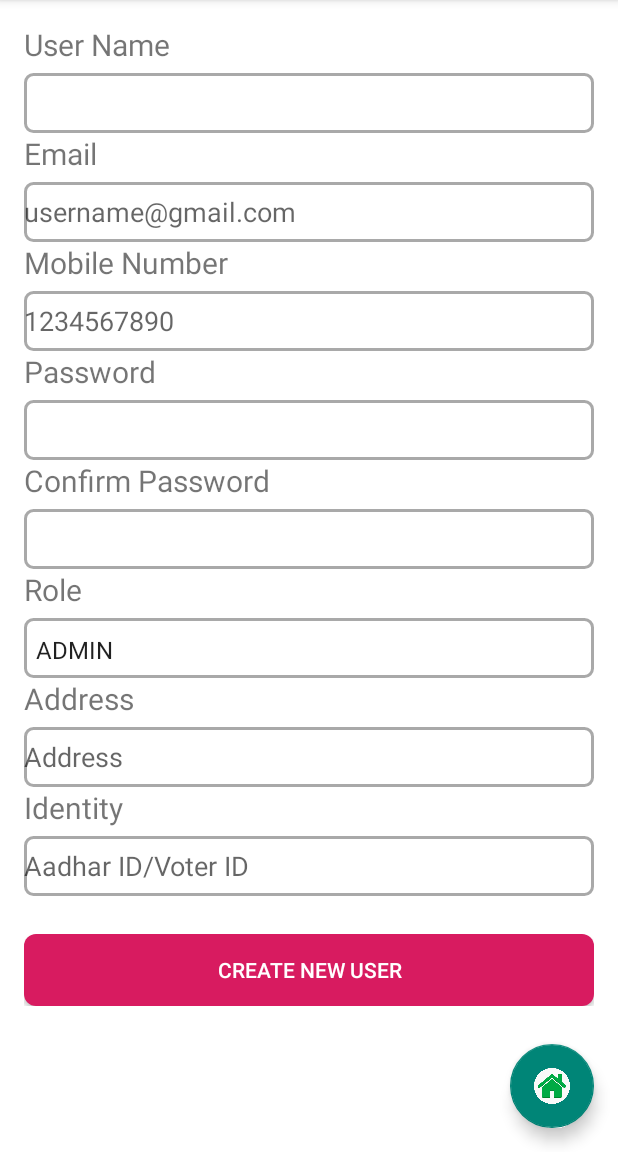
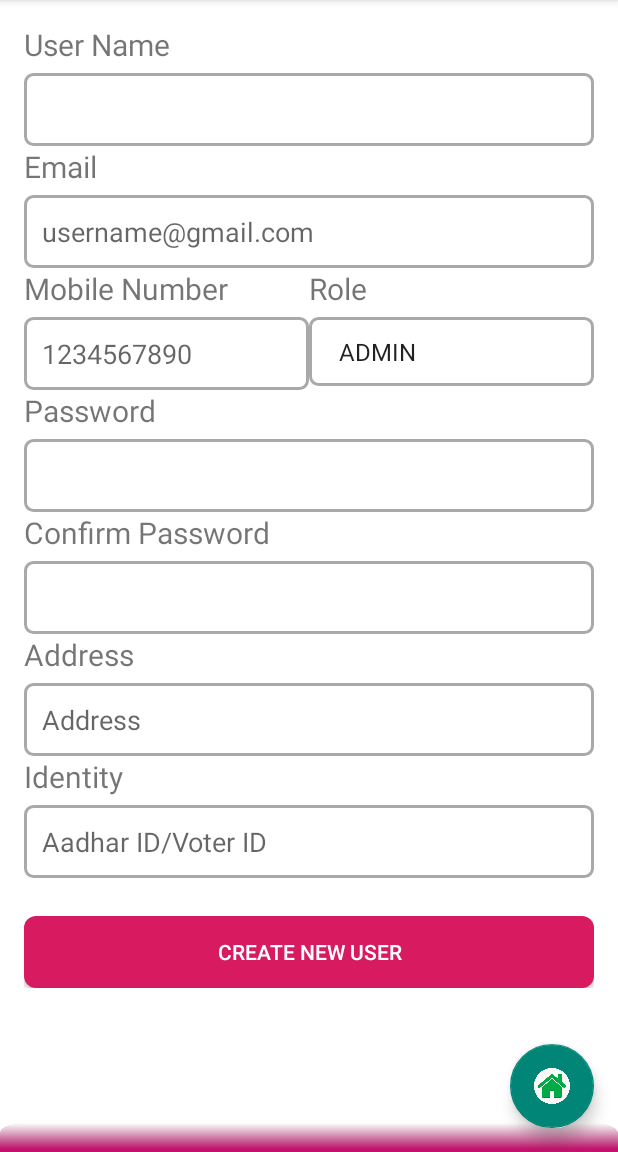
Before and after one commit to pramodmauryapk/testp4u, an Android app: the fragment AddUserFragment placed in its activity, on a phone screen of 412 x 824 dp, the part 84-1236 px from its top. Run offline under Robolectric (Android 15) with nearby library versions, the phone set to English and light mode, and no system bars; our stand-ins replace Firebase (no records; nobody signed in at launch, a user with empty details on screens opened directly); 4 statements that could not run were skipped.

Commit message:
today modifications with running slider

```diff
--- a/app/src/main/AndroidManifest.xml
+++ b/app/src/main/AndroidManifest.xml
@@ -44,6 +44,7 @@
         <activity android:name=".user_cornor.ResetPasswordActivity" />
         <activity android:name=".WelcomeActivity" />
         <activity android:name=".ExitActivity" />
+        <activity android:name=".user_cornor.SetprofileimageFragment" />
     </application>
 
 </manifest>
--- a/app/src/main/java/my/app/p4ulibrary/book_cornor/AddBookFragment.java
+++ b/app/src/main/java/my/app/p4ulibrary/book_cornor/AddBookFragment.java
@@ -51,9 +51,9 @@ public class AddBookFragment extends HomeFragment {
     private View dialogView;
 
     private DatabaseReference databaseBooks;
-    @Nullable
+
     @Override
-    public View onCreateView(@NonNull LayoutInflater inflater, ViewGroup container, Bundle savedInstanceState) {
+    public View onCreateView(LayoutInflater inflater, ViewGroup container, Bundle savedInstanceState) {
 
         v = inflater.inflate(R.layout.fragment_add_book, container, false);
         databaseBooks = FirebaseDatabase.getInstance().getReference("books");
--- a/app/src/main/java/my/app/p4ulibrary/home_for_all/BookList.java
+++ b/app/src/main/java/my/app/p4ulibrary/home_for_all/BookList.java
@@ -33,7 +33,7 @@ public class BookList extends ArrayAdapter<Book> {
     }
 
 
-    @SuppressLint("SetTextI18n")
+
     @Override
     @NonNull
     public View getView(int position, View convertView,@NonNull ViewGroup parent) {
--- a/app/src/main/java/my/app/p4ulibrary/main_menu/HomeFragment.java
+++ b/app/src/main/java/my/app/p4ulibrary/main_menu/HomeFragment.java
@@ -58,7 +58,7 @@ public class HomeFragment extends Fragment {
 	private int[] pagerIndex = {-1};
 	private ViewPagerAdapter viewPagerAdapter;
 	@Override
-	public View onCreateView(@NonNull LayoutInflater inflater, ViewGroup container,
+	public View onCreateView(LayoutInflater inflater, ViewGroup container,
 							 Bundle savedInstanceState) {
 		v = inflater.inflate(R.layout.home_fragment, container, false);
 		Context context = container.getContext();
@@ -66,7 +66,7 @@ public class HomeFragment extends Fragment {
 		//FirebaseDatabase database = FirebaseDatabase.getInstance();
 		//myRef = database.getReference();
 
-		viewPager = v.findViewById(R.id.viewpager);
+		viewPager = v.findViewById(R.id.viewpagerr);
 		tv =  v.findViewById(R.id.newsmarquee);
 		tv.setSelected(true);  // Set focus to the textview
         tv.setText ("hhhhhhhhhhhhhhhhhhhhhhhhhhhhhhhhhhhhhhhhhhhhhhhhhhh");
--- a/app/src/main/res/layout/activity_login.xml
+++ b/app/src/main/res/layout/activity_login.xml
@@ -19,7 +19,7 @@
                 android:contentDescription="@string/parvarish_knowledge_center"
                 android:layout_width="200dp"
                 android:layout_height="200dp"
-                android:id="@+id/iv_logo"
+                android:id="@+id/app_logo"
                 android:layout_centerHorizontal="true"
                 android:src="@drawable/logo"
                 android:layout_marginTop="20dp" />
@@ -32,7 +32,7 @@
                 android:layout_marginTop="10dp"
                 android:text="@string/login"
                 android:textStyle="bold"
-                android:layout_below="@+id/iv_logo"
+                android:layout_below="@+id/app_logo"
                 android:textColor="@color/colorRed"
                 android:textSize="20sp"/>
 
@@ -43,6 +43,7 @@
                 android:inputType="textEmailAddress"
                 android:ems="10"
                 android:id="@+id/et_email"
+                android:padding="12dp"
                 android:layout_centerHorizontal="true"
                 android:layout_marginTop="10dp"
                 android:hint="@string/email"
@@ -56,6 +57,7 @@
                 android:layout_height="50dp"
                 android:inputType="textPassword"
                 android:ems="10"
+                android:padding="12dp"
                 android:id="@+id/et_password"
                 android:layout_centerHorizontal="true"
                 android:layout_marginTop="10dp"
--- a/app/src/main/res/layout/activity_reset_password.xml
+++ b/app/src/main/res/layout/activity_reset_password.xml
@@ -30,6 +30,7 @@
             android:layout_height="wrap_content"
             android:textAppearance="?android:attr/textAppearanceLarge"
             android:text="@string/forget_password"
+
             android:id="@+id/tv_forgotpassword"
             android:layout_below="@+id/imageView"
             android:layout_centerHorizontal="true"
@@ -50,10 +51,12 @@
             android:textAlignment="center"/>
 
         <EditText
+            android:autofillHints="@string/username_gmail_com"
             android:layout_width="match_parent"
-            android:layout_height="40dp"
+            android:layout_height="wrap_content"
             android:inputType="textEmailAddress"
             android:ems="10"
+            android:padding="12dp"
             android:id="@+id/et_email"
             android:layout_below="@+id/tv_passwordreset"
             android:layout_marginTop="20dp"
--- a/app/src/main/res/layout/content_main.xml
+++ b/app/src/main/res/layout/content_main.xml
@@ -1,5 +1,5 @@
 <?xml version="1.0" encoding="utf-8"?>
-<androidx.constraintlayout.widget.ConstraintLayout xmlns:android="http://schemas.android.com/apk/res/android"
+<RelativeLayout xmlns:android="http://schemas.android.com/apk/res/android"
     xmlns:app="http://schemas.android.com/apk/res-auto"
     xmlns:tools="http://schemas.android.com/tools"
     android:layout_width="match_parent"
@@ -7,12 +7,44 @@
     app:layout_behavior="@string/appbar_scrolling_view_behavior"
     tools:context=".main_menu.MainActivity"
     tools:showIn="@layout/app_bar_main">
+    <LinearLayout
+        android:id="@+id/headerlayout"
+        android:layout_width="wrap_content"
+        android:layout_height="wrap_content"
+        android:layout_alignParentTop="true"
+        android:gravity="center_horizontal"
+        android:orientation="horizontal">
+        <ImageView
+            android:layout_width="wrap_content"
+            android:background="@drawable/upbar"
+            android:layout_gravity="bottom"
+            android:layout_height="20dp"
+            android:contentDescription="@string/parvarish_knowledge_center">
 
-  <FrameLayout
-      android:id="@+id/content_frame"
-      android:layout_width="match_parent"
-      android:layout_height="match_parent">
+        </ImageView>
 
-  </FrameLayout>
+    </LinearLayout>
+    <FrameLayout
+        android:id="@+id/content_frame"
+        android:layout_width="match_parent"
+        android:layout_height="match_parent">
 
-</androidx.constraintlayout.widget.ConstraintLayout>
+    </FrameLayout>
+    <LinearLayout
+        android:id="@+id/footerlayout"
+        android:layout_width="wrap_content"
+        android:layout_height="wrap_content"
+        android:layout_alignParentBottom="true"
+        android:gravity="center_horizontal"
+        android:orientation="horizontal">
+        <ImageView
+            android:layout_width="wrap_content"
+            android:background="@drawable/downbar"
+            android:layout_gravity="bottom"
+            android:layout_height="20dp"
+            android:contentDescription="@string/parvarish_knowledge_center">
+
+        </ImageView>
+    </LinearLayout>
+
+</RelativeLayout>
--- a/app/src/main/res/layout/fragment_add_book.xml
+++ b/app/src/main/res/layout/fragment_add_book.xml
@@ -47,7 +47,6 @@
             style="@style/createuser_textbox_style"
             android:layout_weight="3"
             android:padding="5dp"
-            android:paddingEnd="15dp"
             android:id="@+id/spBookSubject"
             android:entries="@array/subject_list"
             tools:ignore="RtlSymmetry" />
@@ -55,7 +54,6 @@
             style="@style/createuser_textbox_style"
             android:id="@+id/spBookYear"
             android:padding="5dp"
-            android:paddingStart="15dp"
             android:layout_weight="7"
             android:entries="@array/pub_year"
             tools:ignore="RtlSymmetry" />
@@ -82,7 +80,6 @@
         style="@style/createuser_textbox_style"
         android:id="@+id/etBookLocation"
         android:padding="5dp"
-        android:paddingStart="15dp"
         android:hint="@string/book_location"
         android:layout_weight="3"
         android:inputType="textAutoComplete"
@@ -108,7 +105,6 @@
         android:id="@+id/etDonorMobile"
         android:hint="@string/donor_mobile"
         android:padding="5dp"
-        android:paddingStart="15dp"
         android:layout_weight="5"
         android:inputType="phone"
         tools:ignore="RtlSymmetry" />
--- a/app/src/main/res/layout/fragment_add_news.xml
+++ b/app/src/main/res/layout/fragment_add_news.xml
@@ -29,6 +29,7 @@
     android:layout_below="@+id/lay0"
     android:layout_width="match_parent"
     android:layout_height="200sp"
+    android:padding="12dp"
     style="@style/createuser_textbox_style"
     android:lines="8"
     android:minLines="6"
--- a/app/src/main/res/layout/fragment_add_user.xml
+++ b/app/src/main/res/layout/fragment_add_user.xml
@@ -1,5 +1,4 @@
 <RelativeLayout xmlns:android="http://schemas.android.com/apk/res/android"
-    xmlns:tools="http://schemas.android.com/tools"
     android:layout_width="match_parent"
     android:layout_height="match_parent"
     android:background="#ffffff"
@@ -24,7 +23,8 @@
             <EditText
                 android:id="@+id/et_fullname"
                 android:layout_width="match_parent"
-                android:layout_height="40dp"
+                android:layout_height="wrap_content"
+                android:padding="12dp"
                 android:layout_below="@+id/tv_createusername"
                 style="@style/createuser_textbox_style"
                 android:inputType="textPersonName" />
@@ -37,31 +37,75 @@
 
             <EditText
                 android:id="@+id/et_createemail"
+                android:layout_height="wrap_content"
                 android:layout_below="@+id/tv_createemail"
+                android:padding="12dp"
                 style="@style/createuser_textbox_style"
                 android:inputType="textEmailAddress"
                 android:hint="@string/username_gmail_com" />
+            <LinearLayout
+                android:layout_width="match_parent"
+                android:layout_height="wrap_content"
+                android:id="@+id/lin3"
+                android:layout_below="@+id/et_createemail"
+                android:orientation="horizontal"
+                android:weightSum="10">
+            <LinearLayout
+                android:layout_width="match_parent"
+                android:id="@+id/lin1"
+                android:layout_height="wrap_content"
+                android:layout_weight="5"
+                android:orientation="vertical">
                 <TextView
                     android:id="@+id/tv_createmobile"
                     style="@style/createuser_control_style"
-                android:layout_below="@+id/et_createemail"
                     android:text="@string/mobile_number" />
-
                 <EditText
                     android:id="@+id/et_createmobile"
+                    android:padding="12dp"
+                    android:layout_height="wrap_content"
                     android:layout_below="@+id/tv_createmobile"
                     android:hint="@string/_1234567890"
                     android:inputType="phone"
                     style="@style/createuser_textbox_style"/>
 
+            </LinearLayout>
+            <LinearLayout
+                android:layout_width="match_parent"
+                android:id="@+id/lin2"
+                android:layout_height="wrap_content"
+                android:layout_weight="5"
+                android:layout_below="@+id/et_createemail"
+                android:orientation="vertical">
+
+                <TextView
+                    android:id="@+id/tv_role"
+                    android:text="@string/role"
+                    style="@style/createuser_control_style"/>
+                <Spinner
+                    android:id="@+id/sp_role"
+                    android:padding="12dp"
+                    android:layout_height="wrap_content"
+                    android:entries="@array/role_array"
+                    style="@style/createuser_textbox_style"/>
+
+
+
+            </LinearLayout>
+            </LinearLayout>
+
+
             <TextView
                 android:id="@+id/tv_createpassword"
-                android:layout_below="@+id/et_createmobile"
+                android:layout_below="@+id/lin3"
                 android:text="@string/password"
+                android:layout_height="wrap_content"
                 style="@style/createuser_control_style"/>
 
             <EditText
+                android:layout_height="wrap_content"
                 android:id="@+id/et_createpassword"
+                android:padding="12dp"
                 android:layout_below="@+id/tv_createpassword"
                 android:inputType="textPassword"
                 style="@style/createuser_textbox_style"/>
@@ -72,31 +116,24 @@
                 style="@style/createuser_control_style"/>
 
             <EditText
+                android:layout_height="wrap_content"
                 android:id="@+id/et_confirmpassword"
+                android:padding="12dp"
                 android:layout_below="@+id/tv_comfirmpassword"
                 android:inputType="textPassword"
                 style="@style/createuser_textbox_style"/>
-            <TextView
-                android:id="@+id/tv_role"
-                android:layout_below="@+id/et_confirmpassword"
-                android:text="@string/role"
-                style="@style/createuser_control_style"/>
-            <Spinner
-                android:id="@+id/sp_role"
-                android:paddingTop="10dp"
-                android:paddingBottom="10dp"
-                android:entries="@array/role_array"
-                android:layout_below="@id/tv_role"
-                style="@style/createuser_textbox_style"/>
+
 
             <TextView
                 android:id="@+id/tv_address"
-                android:layout_below="@+id/sp_role"
+                android:layout_below="@+id/et_confirmpassword"
                 android:text="@string/address"
                 style="@style/createuser_control_style"/>
 
             <EditText
                 android:id="@+id/et_address"
+                android:padding="12dp"
+                android:layout_height="wrap_content"
                 android:layout_below="@+id/tv_address"
                 android:inputType="textPersonName"
                 android:hint="@string/address"
@@ -109,7 +146,9 @@
 
             <EditText
                 android:id="@+id/et_identity"
+                android:layout_height="wrap_content"
                 android:layout_below="@+id/tv_identity"
+                android:padding="12dp"
                 android:inputType="textPersonName"
                 android:hint="@string/aadhar_id_voter_id"
                 style="@style/createuser_textbox_style"/>
```
Also changed, not shown: app/src/main/java/my/app/p4ulibrary/user_cornor/CropOption.java (added, +10 -0 lines), app/src/main/java/my/app/p4ulibrary/user_cornor/CropOptionAdapter.java (added, +48 -0 lines), app/src/main/java/my/app/p4ulibrary/user_cornor/SetprofileimageFragment.java (added, +201 -0 lines), app/src/main/res/layout/crop_selector.xml (added, +22 -0 lines), app/src/main/res/layout/fragment_setprofileimage.xml (added, +44 -0 lines), app/src/main/res/layout/home_fragment.xml (+13 -6 lines), app/src/main/res/drawable-xxhdpi/downbar.png (added), app/src/main/res/drawable-xxhdpi/menubar.png (added), app/src/main/res/drawable-xxhdpi/upbar.png (added). Lines whose indentation alone changed are shown as unchanged.
